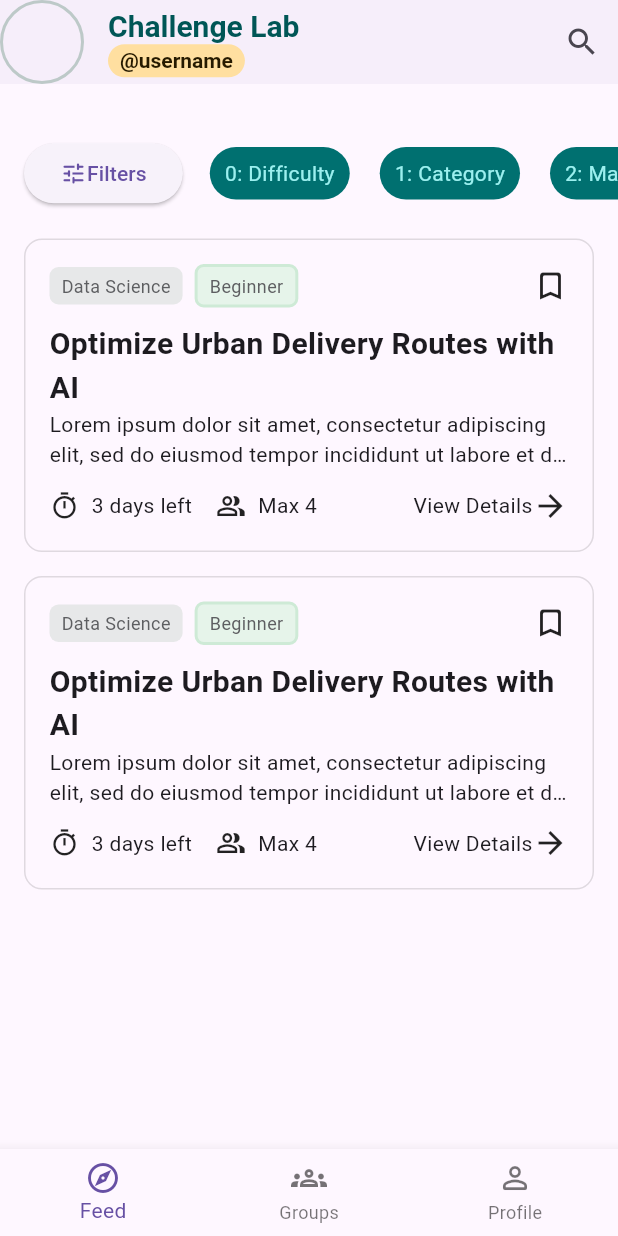
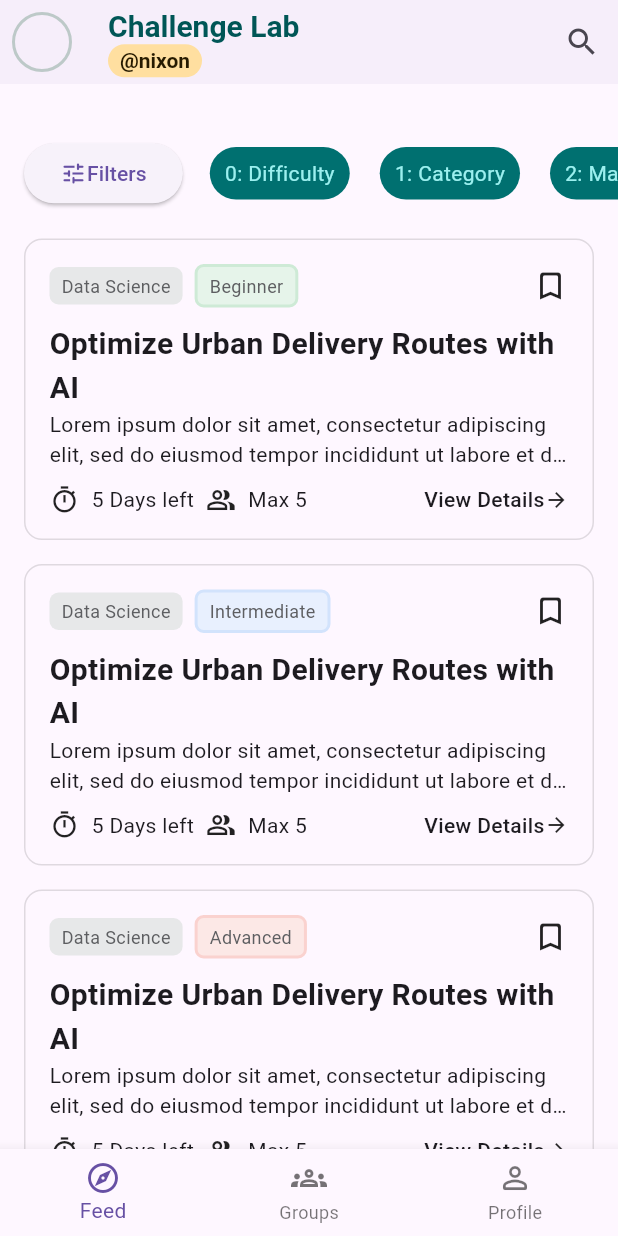
Before and after one commit to NixonSadique/challenge_lab_flutter, a Flutter app: the screen it shows after launch, on a phone screen of 412 x 824 dp. Run offline on Flutter 3.47's test engine with Material 3 defaults, Android fonts, the phone set to English and light mode, and no system bars; our stand-ins replace flutter_secure_storage, image_picker.

Commit message:
feat: refactor HomeScreen into modular widgets and decompose ChallengeCard into sub-components

```diff
--- a/lib/features/home/presentation/home_screen.dart
+++ /dev/null
@@ -1,119 +0,0 @@
-import 'package:flutter/material.dart';
-
-import '../widgets/challenge_card.dart';
-
-class HomeScreen extends StatefulWidget {
-  const HomeScreen({super.key});
-
-  @override
-  State<HomeScreen> createState() => _HomeScreenState();
-}
-
-class _HomeScreenState extends State<HomeScreen> {
-  final values = ["Difficulty", "Category", "Max Allowed"];
-
-  @override
-  Widget build(BuildContext context) {
-    return Scaffold(
-      bottomNavigationBar: BottomNavigationBar(
-        items: [
-          BottomNavigationBarItem(
-            icon: Icon(Icons.explore_outlined,),
-            label: "Feed"
-          ),
-          BottomNavigationBarItem(
-            icon: Icon(Icons.groups_outlined,),
-            label: "Groups"
-          ),
-          BottomNavigationBarItem(
-            icon: Icon(Icons.person_outline_rounded,),
-            label: "Profile"
-          ),
-        ],
-      ),
-      appBar: AppBar(
-        elevation: 1,
-        leading: Container(
-          decoration: BoxDecoration(
-            shape: BoxShape.circle,
-            border: Border.all(color: Color(0xffbdc9c8), width: 2),
-          ),
-        ),
-        title: Column(
-          crossAxisAlignment: CrossAxisAlignment.start,
-          children: [
-            Text(
-              "Challenge Lab",
-              style: TextStyle(
-                color: Color(0xff005656),
-                fontWeight: FontWeight.bold,
-                fontSize: 20,
-              ),
-            ),
-            Container(
-              padding: EdgeInsets.symmetric(horizontal: 8, vertical: 2),
-              decoration: BoxDecoration(
-                color: Color(0xffFFDFA0),
-                borderRadius: BorderRadius.circular(50),
-              ),
-              child: Text(
-                "@username",
-                style: TextStyle(
-                  color: Color(0xff261A00),
-                  fontWeight: FontWeight.bold,
-                  fontSize: 14,
-                ),
-              ),
-            ),
-          ],
-        ),
-        actions: [IconButton(onPressed: () {}, icon: Icon(Icons.search))],
-      ),
-      body: ListView(
-        children: [
-          const SizedBox(height: 32),
-          Row(
-            children: [
-              SizedBox(width: 16),
-              ElevatedButton(
-                onPressed: () {},
-                child: Row(
-                  children: [Icon(Icons.tune_rounded), Text("Filters")],
-                ),
-              ),
-              SizedBox(width: 8),
-              Expanded(
-                child: SizedBox(
-                  height: 55,
-                  child: ListView.builder(
-                    scrollDirection: Axis.horizontal,
-                    itemCount: values.length,
-                    itemBuilder: (context, i) {
-                      return Container(
-                        alignment: Alignment.center,
-                        padding: EdgeInsets.symmetric(horizontal: 10),
-                        margin: EdgeInsets.all(10),
-                        decoration: BoxDecoration(
-                          color: Color(0xff007070),
-                          borderRadius: BorderRadius.circular(60),
-                        ),
-                        child: Text(
-                          "$i: ${values[i]}",
-                          style: TextStyle(color: Color(0xff9CF0EF)),
-                        ),
-                      );
-                    },
-                  ),
-                ),
-              ),
-            ],
-          ),
-          SizedBox(height: 16),
-
-          ChallengeCard(),
-          ChallengeCard(),
-        ],
-      ),
-    );
-  }
-}
--- /dev/null
+++ b/lib/features/home/presentation/screens/home_screen.dart
@@ -0,0 +1,69 @@
+import 'package:flutter/material.dart';
+
+import '../widgets/challenge_card.dart';
+import '../widgets/home_app_bar.dart';
+import '../widgets/home_bottom_nav_bar.dart';
+import '../widgets/home_filter_section.dart';
+
+class HomeScreen extends StatefulWidget {
+  const HomeScreen({super.key});
+
+  @override
+  State<HomeScreen> createState() => _HomeScreenState();
+}
+
+class _HomeScreenState extends State<HomeScreen> {
+  final values = ["Difficulty", "Category", "Max Allowed"];
+
+  final mockDescription =
+      "Lorem ipsum dolor sit amet, consectetur adipiscing elit, "
+      "sed do eiusmod tempor incididunt ut labore et dolore magna aliqua. "
+      "Ut enim ad minim veniam, quis nostrud exercitation ullamco laboris "
+      "nisi ut aliquip ex ea commodo consequat. "
+      "Duis aute irure dolor in reprehenderit in voluptate velit esse cillum "
+      "dolore eu fugiat nulla pariatur. "
+      "Excepteur sint occaecat cupidatat non proident, sunt in culpa qui "
+      "officia deserunt mollit anim id est laborum";
+
+  @override
+  Widget build(BuildContext context) {
+    return Scaffold(
+      bottomNavigationBar: const HomeBottomNavBar(),
+      appBar: const HomeAppBar(username: 'nixon'),
+      body: ListView(
+        children: [
+          const SizedBox(height: 32),
+          HomeFilterSection(filters: values, onFilterPressed: () {}),
+          const SizedBox(height: 16),
+          ChallengeCard(
+            difficulty: "Beginner",
+            category: "Data Science",
+            title: "Optimize Urban Delivery Routes with AI",
+            description: mockDescription,
+            timeLeft: '5 Days left',
+            maxParticipants: 5,
+            onTapDetails: () {},
+          ),
+          ChallengeCard(
+            difficulty: "Intermediate",
+            category: "Data Science",
+            title: "Optimize Urban Delivery Routes with AI",
+            description: mockDescription,
+            timeLeft: '5 Days left',
+            maxParticipants: 5,
+            onTapDetails: () {},
+          ),
+          ChallengeCard(
+            difficulty: "Advanced",
+            category: "Data Science",
+            title: "Optimize Urban Delivery Routes with AI",
+            description: mockDescription,
+            timeLeft: '5 Days left',
+            maxParticipants: 5,
+            onTapDetails: () {},
+          ),
+        ],
+      ),
+    );
+  }
+}
--- /dev/null
+++ b/lib/features/home/presentation/widgets/challenge_card.dart
@@ -0,0 +1,55 @@
+import 'package:flutter/material.dart';
+import 'challenge_card_header.dart';
+import 'challenge_card_body.dart';
+import 'challenge_card_footer.dart';
+
+class ChallengeCard extends StatelessWidget {
+  final String category;
+  final String difficulty;
+  final String title;
+  final String description;
+  final String timeLeft;
+  final int maxParticipants;
+  final VoidCallback onTapDetails;
+
+  const ChallengeCard({
+    super.key,
+    required this.category,
+    required this.difficulty,
+    required this.title,
+    required this.description,
+    required this.timeLeft,
+    required this.maxParticipants,
+    required this.onTapDetails,
+  });
+
+  @override
+  Widget build(BuildContext context) {
+    return Container(
+      margin: const EdgeInsets.only(left: 16, right: 16, bottom: 16),
+      padding: const EdgeInsets.all(16),
+      decoration: BoxDecoration(
+        border: Border.all(color: Colors.black12),
+        borderRadius: BorderRadius.circular(12),
+      ),
+      child: Column(
+        spacing: 10,
+        children: [
+          ChallengeCardHeader(
+            category: category,
+            difficulty: difficulty,
+          ),
+          ChallengeCardBody(
+            title: title,
+            description: description,
+          ),
+          ChallengeCardFooter(
+            timeLeft: timeLeft,
+            maxParticipants: maxParticipants,
+            onTapDetails: onTapDetails,
+          ),
+        ],
+      ),
+    );
+  }
+}
--- /dev/null
+++ b/lib/features/home/presentation/widgets/challenge_card_body.dart
@@ -0,0 +1,33 @@
+import 'package:flutter/material.dart';
+
+class ChallengeCardBody extends StatelessWidget {
+  final String title;
+  final String description;
+
+  const ChallengeCardBody({
+    super.key,
+    required this.title,
+    required this.description,
+  });
+
+  @override
+  Widget build(BuildContext context) {
+    return Column(
+      crossAxisAlignment: CrossAxisAlignment.start,
+      children: [
+        Text(
+          title,
+          maxLines: 2,
+          overflow: TextOverflow.ellipsis,
+          style: const TextStyle(fontWeight: FontWeight.bold, fontSize: 20),
+        ),
+        Text(
+          description,
+          maxLines: 2,
+          overflow: TextOverflow.ellipsis,
+          style: const TextStyle(fontSize: 14),
+        ),
+      ],
+    );
+  }
+}
--- /dev/null
+++ b/lib/features/home/presentation/widgets/challenge_card_footer.dart
@@ -0,0 +1,49 @@
+import 'package:challenge_lab_flutter/features/home/presentation/widgets/text_icon.dart';
+import 'package:flutter/material.dart';
+
+class ChallengeCardFooter extends StatelessWidget {
+  final String timeLeft;
+  final int maxParticipants;
+  final VoidCallback onTapDetails;
+
+  const ChallengeCardFooter({
+    super.key,
+    required this.timeLeft,
+    required this.maxParticipants,
+    required this.onTapDetails,
+  });
+
+  @override
+  Widget build(BuildContext context) {
+    return Row(
+      mainAxisAlignment: MainAxisAlignment.spaceBetween,
+      children: [
+        Row(
+          children: [
+            TextIcon(
+              icon: Icons.timer_outlined,
+              text: timeLeft,
+            ),
+            const SizedBox(width: 8),
+            TextIcon(
+              icon: Icons.people_alt_outlined,
+              text: "Max $maxParticipants",
+            ),
+          ],
+        ),
+        GestureDetector(
+          onTap: onTapDetails,
+          child: const Row(
+            children: [
+              Text(
+                "View Details",
+                style: TextStyle(fontWeight: FontWeight.w500),
+              ),
+              Icon(Icons.arrow_forward, size: 16),
+            ],
+          ),
+        ),
+      ],
+    );
+  }
+}
--- /dev/null
+++ b/lib/features/home/presentation/widgets/challenge_card_header.dart
@@ -0,0 +1,79 @@
+import 'package:flutter/material.dart';
+
+class ChallengeCardHeader extends StatelessWidget {
+  final String category;
+  final String difficulty;
+
+  const ChallengeCardHeader({
+    super.key,
+    required this.category,
+    required this.difficulty,
+  });
+
+  Color _getDifficultyColor() {
+    switch (difficulty.toLowerCase()) {
+      case 'beginner':
+        return const Color(0xffE6F4EA);
+      case 'intermediate':
+        return const Color(0xffE8F0FE);
+      case 'advanced':
+        return const Color(0xffFCE8E6);
+      default:
+        return const Color(0xffE1E3E4);
+    }
+  }
+
+  Color _getDifficultyBorderColor() {
+    switch (difficulty.toLowerCase()) {
+      case 'beginner':
+        return const Color(0xffCEEAD6);
+      case 'intermediate':
+        return const Color(0xffD2E3FC);
+      case 'advanced':
+        return const Color(0xffFAD2CF);
+      default:
+        return const Color(0xffd1d1d1);
+    }
+  }
+
+  @override
+  Widget build(BuildContext context) {
+    return Row(
+      mainAxisAlignment: MainAxisAlignment.spaceBetween,
+      children: [
+        Row(
+          children: [
+            Container(
+              padding: const EdgeInsets.symmetric(vertical: 4, horizontal: 8),
+              decoration: BoxDecoration(
+                color: const Color(0xffE7E8E9),
+                borderRadius: BorderRadius.circular(6),
+              ),
+              child: Text(
+                category,
+                style: const TextStyle(color: Color(0xff5D5E61), fontSize: 12),
+              ),
+            ),
+            const SizedBox(width: 8),
+            Container(
+              padding: const EdgeInsets.symmetric(vertical: 4, horizontal: 8),
+              decoration: BoxDecoration(
+                color: _getDifficultyColor(),
+                borderRadius: BorderRadius.circular(6),
+                border: Border.all(
+                  color: _getDifficultyBorderColor(),
+                  width: 2,
+                ),
+              ),
+              child: Text(
+                difficulty,
+                style: const TextStyle(color: Color(0xff5D5E61), fontSize: 12),
+              ),
+            ),
+          ],
+        ),
+        const Icon(Icons.bookmark_outline_rounded),
+      ],
+    );
+  }
+}
--- /dev/null
+++ b/lib/features/home/presentation/widgets/home_app_bar.dart
@@ -0,0 +1,53 @@
+import 'package:flutter/material.dart';
+
+class HomeAppBar extends StatelessWidget implements PreferredSizeWidget {
+  final String username;
+
+  const HomeAppBar({super.key, required this.username});
+
+  @override
+  Widget build(BuildContext context) {
+    return AppBar(
+      elevation: 1,
+      leading: Container(
+        margin: const EdgeInsets.all(8),
+        decoration: BoxDecoration(
+          shape: BoxShape.circle,
+          border: Border.all(color: const Color(0xffbdc9c8), width: 2),
+        ),
+      ),
+      title: Column(
+        crossAxisAlignment: CrossAxisAlignment.start,
+        children: [
+          const Text(
+            "Challenge Lab",
+            style: TextStyle(
+              color: Color(0xff005656),
+              fontWeight: FontWeight.bold,
+              fontSize: 20,
+            ),
+          ),
+          Container(
+            padding: const EdgeInsets.symmetric(horizontal: 8, vertical: 2),
+            decoration: BoxDecoration(
+              color: const Color(0xffFFDFA0),
+              borderRadius: BorderRadius.circular(50),
+            ),
+            child: Text(
+              username.startsWith('@') ? username : '@$username',
+              style: const TextStyle(
+                color: Color(0xff261A00),
+                fontWeight: FontWeight.bold,
+                fontSize: 14,
+              ),
+            ),
+          ),
+        ],
+      ),
+      actions: [IconButton(onPressed: () {}, icon: const Icon(Icons.search))],
+    );
+  }
+
+  @override
+  Size get preferredSize => const Size.fromHeight(kToolbarHeight);
+}
--- /dev/null
+++ b/lib/features/home/presentation/widgets/home_bottom_nav_bar.dart
@@ -0,0 +1,26 @@
+import 'package:flutter/material.dart';
+
+class HomeBottomNavBar extends StatelessWidget {
+  final isAdmin = true;
+  const HomeBottomNavBar({super.key});
+
+  @override
+  Widget build(BuildContext context) {
+    return BottomNavigationBar(
+      items: [
+        const BottomNavigationBarItem(
+          icon: Icon(Icons.explore_outlined),
+          label: "Feed",
+        ),
+        const BottomNavigationBarItem(
+          icon: Icon(Icons.groups_outlined),
+          label: "Groups",
+        ),
+        const BottomNavigationBarItem(
+          icon: Icon(Icons.person_outline_rounded),
+          label: "Profile",
+        ),
+      ],
+    );
+  }
+}
--- /dev/null
+++ b/lib/features/home/presentation/widgets/home_filter_section.dart
@@ -0,0 +1,52 @@
+import 'package:flutter/material.dart';
+
+class HomeFilterSection extends StatelessWidget {
+  final List<String> filters;
+  final VoidCallback onFilterPressed;
+
+  const HomeFilterSection({
+    super.key,
+    required this.filters,
+    required this.onFilterPressed,
+  });
+
+  @override
+  Widget build(BuildContext context) {
+    return Row(
+      children: [
+        const SizedBox(width: 16),
+        ElevatedButton(
+          onPressed: onFilterPressed,
+          child: const Row(
+            children: [Icon(Icons.tune_rounded), Text("Filters")],
+          ),
+        ),
+        const SizedBox(width: 8),
+        Expanded(
+          child: SizedBox(
+            height: 55,
+            child: ListView.builder(
+              scrollDirection: Axis.horizontal,
+              itemCount: filters.length,
+              itemBuilder: (context, i) {
+                return Container(
+                  alignment: Alignment.center,
+                  padding: const EdgeInsets.symmetric(horizontal: 10),
+                  margin: const EdgeInsets.all(10),
+                  decoration: BoxDecoration(
+                    color: const Color(0xff007070),
+                    borderRadius: BorderRadius.circular(60),
+                  ),
+                  child: Text(
+                    "$i: ${filters[i]}",
+                    style: const TextStyle(color: Color(0xff9CF0EF)),
+                  ),
+                );
+              },
+            ),
+          ),
+        ),
+      ],
+    );
+  }
+}
--- a/lib/features/home/widgets/challenge_card.dart
+++ /dev/null
@@ -1,111 +0,0 @@
-import 'package:challenge_lab_flutter/features/home/widgets/text_icon.dart';
-import 'package:flutter/material.dart';
-
-class ChallengeCard extends StatelessWidget {
-  const ChallengeCard({super.key});
-
-  final texto =
-      "Lorem ipsum dolor sit amet, consectetur adipiscing elit, "
-      "sed do eiusmod tempor incididunt ut labore et dolore magna aliqua. "
-      "Ut enim ad minim veniam, quis nostrud exercitation ullamco laboris "
-      "nisi ut aliquip ex ea commodo consequat. "
-      "Duis aute irure dolor in reprehenderit in voluptate velit esse cillum "
-      "dolore eu fugiat nulla pariatur. "
-      "Excepteur sint occaecat cupidatat non proident, sunt in culpa qui "
-      "officia deserunt mollit anim id est laborum";
-
-  @override
-  Widget build(BuildContext context) {
-    return Container(
-      margin: EdgeInsets.only(left: 16, right: 16, bottom: 16),
-      padding: EdgeInsets.all(16),
-      decoration: BoxDecoration(
-        border: Border.all(color: Colors.black12),
-        borderRadius: BorderRadius.circular(12),
-      ),
-      child: Column(
-        spacing: 10,
-
-        children: [
-          Row(
-            mainAxisAlignment: MainAxisAlignment.spaceBetween,
-            children: [
-              Row(
-                children: [
-                  Container(
-                    padding: EdgeInsets.symmetric(vertical: 4, horizontal: 8),
-                    decoration: BoxDecoration(
-                      color: Color(0xffE7E8E9),
-                      borderRadius: BorderRadius.circular(6),
-                    ),
-                    child: Text(
-                      'Data Science',
-                      style: TextStyle(color: Color(0xff5D5E61), fontSize: 12),
-                    ),
-                  ),
-                  SizedBox(width: 8),
-                  Container(
-                    padding: EdgeInsets.symmetric(vertical: 4, horizontal: 8),
-                    decoration: BoxDecoration(
-                      color: Color(0xffE6F4EA),
-                      borderRadius: BorderRadius.circular(6),
-                      border: Border.all(color: Color(0xffCEEAD6), width: 2),
-                    ),
-                    child: Text(
-                      'Beginner',
-                      style: TextStyle(color: Color(0xff5D5E61), fontSize: 12),
-                    ),
-                  ),
-                ],
-              ),
-              Icon(Icons.bookmark_outline_rounded),
-            ],
-          ),
-          Column(
-            children: [
-              Text(
-                'Optimize Urban Delivery Routes with AI',
-                style: TextStyle(fontWeight: FontWeight.bold, fontSize: 20),
-              ),
-              Text(
-                texto,
-                maxLines: 2,
-                overflow: TextOverflow.ellipsis,
-                style: TextStyle(fontSize: 14),
-              ),
-            ],
-          ),
-
-          Row(
-            mainAxisAlignment: MainAxisAlignment.spaceBetween,
-            children: [
-              Row(
-                children: [
-                  Container(
-                    child: TextIcon(
-                      icon: Icons.timer_outlined,
-                      text: "3 days left",
-                    ),
-                  ),
-                  SizedBox(width: 8),
-                  Container(
-                    padding: EdgeInsets.symmetric(vertical: 4, horizontal: 8),
-                    child: TextIcon(
-                      icon: Icons.people_alt_outlined,
-                      text: "Max 4",
-                    ),
-                  ),
-                ],
-              ),
-              GestureDetector(
-                child: Row(
-                  children: [Text("View Details"), Icon(Icons.arrow_forward)],
-                ),
-              ),
-            ],
-          ),
-        ],
-      ),
-    );
-  }
-}
--- a/lib/main.dart
+++ b/lib/main.dart
@@ -1,4 +1,4 @@
-import 'package:challenge_lab_flutter/features/home/presentation/home_screen.dart';
+import 'package:challenge_lab_flutter/features/home/presentation/screens/home_screen.dart';
 import 'package:flutter/material.dart';
 
 void main() {
```
Also changed, not shown: lib/features/home/presentation/widgets/text_icon.dart (renamed from lib/features/home/widgets/text_icon.dart).
